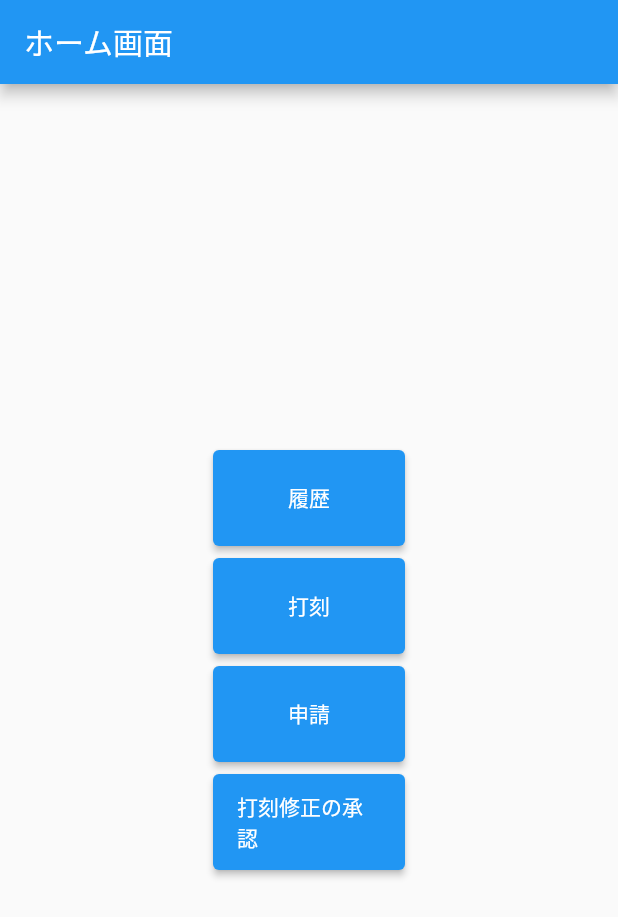
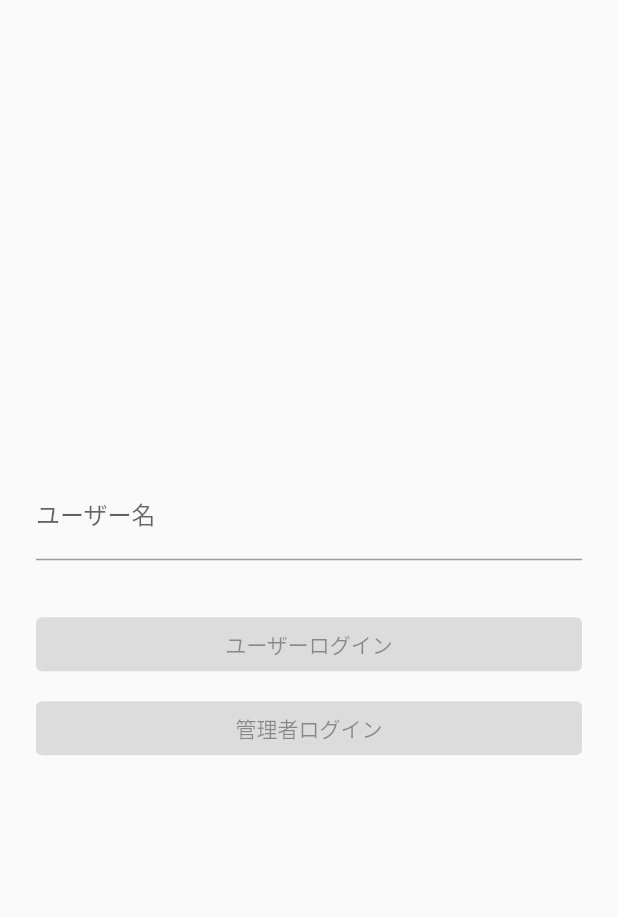
Before and after one commit to hari65536/attendance_management, a Flutter app: the screen it shows after launch, on a phone screen of 412 x 824 dp. Shown: the top 917 px of the screen. Run offline on Flutter 3.47's test engine with Material 2 defaults, Android fonts, the phone set to English and light mode, and no system bars; our stand-ins replace cloud_firestore, firebase_core, flutter_riverpod, google_fonts, table_calendar; accounts and stored records are empty.

Commit message:
ログイン機能を実装

```diff
--- a/lib/main.dart
+++ b/lib/main.dart
@@ -5,6 +5,7 @@ import 'package:cloud_firestore/cloud_firestore.dart';
 import 'package:firebase_core/firebase_core.dart';
 import 'package:flutter/material.dart';
 import 'package:flutter_riverpod/flutter_riverpod.dart';
+import 'package:google_fonts/google_fonts.dart';
 import 'package:intl/date_symbol_data_local.dart';
 
 import 'amended_return.dart';
@@ -12,7 +13,7 @@ import 'approval.dart';
 import 'history.dart';
 
 // 異なるページで共通して使う変数を定義
-final UserName = Provider((ref) {});
+final UserName = StateProvider((ref) => '');
 // 打刻画面の情報を記録し,画面が遷移しても打刻が記録できるよう定義
 final AttendTime = StateProvider<String>((ref) => '');
 final LeaveTime = StateProvider((ref) => '');
@@ -24,6 +25,7 @@ final Create_at =
 final Working = StateProvider<bool>((ref) => false);
 final Resting = StateProvider<bool>((ref) => false);
 final Status = StateProvider<String>((ref) => '');
+final Admin = StateProvider<bool>((ref) => false);
 
 void main() async {
   WidgetsFlutterBinding.ensureInitialized();
@@ -43,21 +45,132 @@ class MyApp extends StatelessWidget {
   Widget build(BuildContext context) {
     return MaterialApp(
       title: 'Flutter Demo',
-      theme: ThemeData.light(),
-      darkTheme: ThemeData.dark(),
-      home: const MainPage(),
+      theme: ThemeData.light().copyWith(
+        textTheme: GoogleFonts.sawarabiGothicTextTheme(
+          Theme.of(context).textTheme,
+        ),
+      ),
+      darkTheme: ThemeData.dark().copyWith(
+        textTheme: GoogleFonts.sawarabiGothicTextTheme(
+          ThemeData(brightness: Brightness.dark).textTheme,
+        ),
+      ),
+      home: const LoginPage(),
     );
   }
 }
 
-class MainPage extends StatelessWidget {
+class LoginPage extends ConsumerStatefulWidget {
+  const LoginPage({Key? key}) : super(key: key);
+
+  @override
+  _LoginPageState createState() => _LoginPageState();
+}
+
+class _LoginPageState extends ConsumerState<LoginPage> {
+  // メッセージ表示用
+  String infoText = '';
+  // 入力したメールアドレス・パスワード
+  String email = '';
+  String password = '';
+  String user_name = '';
+
+  @override
+  Widget build(
+    BuildContext context,
+  ) {
+    // ユーザー名の保存
+    final user = ref.watch(UserName.notifier);
+    final admin = ref.watch(Admin.notifier);
+
+    return Scaffold(
+      body: Center(
+        child: Container(
+          padding: const EdgeInsets.all(24),
+          child: Column(
+            mainAxisAlignment: MainAxisAlignment.center,
+            children: <Widget>[
+              // メールアドレス入力
+              TextFormField(
+                decoration: const InputDecoration(labelText: 'ユーザー名'),
+                onChanged: (String value) {
+                  setState(() {
+                    user_name = value;
+                  });
+                },
+              ),
+              Container(
+                padding: const EdgeInsets.all(8),
+                // メッセージ表示
+                child: Text(infoText),
+              ),
+              SizedBox(
+                width: double.infinity,
+                // ユーザーログインボタン
+                child: ElevatedButton(
+                  child: const Text('ユーザーログイン'),
+                  onPressed: user_name == ''
+                      ? null
+                      : () async {
+                          user.state = user_name;
+                          await Navigator.of(context).pushReplacement(
+                            MaterialPageRoute(builder: (context) {
+                              return const MainPage();
+                            }),
+                          );
+                        },
+                ),
+              ),
+              const SizedBox(height: 8),
+              SizedBox(
+                width: double.infinity,
+                // ログイン登録ボタン
+                child: ElevatedButton(
+                  child: const Text('管理者ログイン'),
+                  onPressed: user_name == ''
+                      ? null
+                      : () async {
+                          user.state = user_name;
+                          admin.state = true;
+                          await Navigator.of(context).pushReplacement(
+                            MaterialPageRoute(builder: (context) {
+                              return const MainPage();
+                            }),
+                          );
+                        },
+                ),
+              ),
+            ],
+          ),
+        ),
+      ),
+    );
+  }
+}
+
+class MainPage extends ConsumerWidget {
   const MainPage({Key? key}) : super(key: key);
 
   @override
-  Widget build(BuildContext context) {
+  Widget build(BuildContext context, WidgetRef ref) {
+    final admin = ref.watch(Admin.notifier);
+
     return Scaffold(
       appBar: AppBar(
         title: const Text('ホーム画面'),
+        actions: <Widget>[
+          IconButton(
+            icon: const Icon(Icons.logout),
+            onPressed: () async {
+              // ログイン画面に遷移＋ホーム画面を破棄
+              await Navigator.of(context).pushReplacement(
+                MaterialPageRoute(builder: (context) {
+                  return const LoginPage();
+                }),
+              );
+            },
+          ),
+        ],
       ),
       body: Center(
         child: Column(
@@ -67,7 +180,12 @@ class MainPage extends StatelessWidget {
               width: 128,
               height: 64,
               child: ElevatedButton(
-                child: const Text('履歴'),
+                child: const Text(
+                  '勤務履歴',
+                  style: TextStyle(
+                    fontSize: 20,
+                  ),
+                ),
                 // 画面遷移のボタンイベント
                 onPressed: () => Navigator.of(context)
                     .push(MaterialPageRoute(builder: (context) {
@@ -80,7 +198,12 @@ class MainPage extends StatelessWidget {
               width: 128,
               height: 64,
               child: ElevatedButton(
-                child: const Text('打刻'),
+                child: const Text(
+                  '打刻',
+                  style: TextStyle(
+                    fontSize: 20,
+                  ),
+                ),
                 // 画面遷移のボタンイベント
                 onPressed: () => Navigator.of(context)
                     .push(MaterialPageRoute(builder: (context) {
@@ -93,7 +216,12 @@ class MainPage extends StatelessWidget {
               width: 128,
               height: 64,
               child: ElevatedButton(
-                child: const Text('申請'),
+                child: const Text(
+                  '申請',
+                  style: TextStyle(
+                    fontSize: 20,
+                  ),
+                ),
                 // 画面遷移のボタンイベント
                 onPressed: () => Navigator.of(context)
                     .push(MaterialPageRoute(builder: (context) {
@@ -105,14 +233,21 @@ class MainPage extends StatelessWidget {
             SizedBox(
               width: 128,
               height: 64,
+              child: Visibility(
                   child: ElevatedButton(
-                child: const Text('打刻修正の承認'),
+                    child: const Text(
+                      '修正の承認',
+                      style: TextStyle(
+                        fontSize: 16,
+                      ),
+                    ),
                     // 画面遷移のボタンイベント
                     onPressed: () => Navigator.of(context)
                         .push(MaterialPageRoute(builder: (context) {
                       return const ApprovalPage();
                     })),
                   ),
+                  visible: admin.state),
             ),
           ],
         ),
```
Lines whose indentation alone changed are shown as unchanged.
